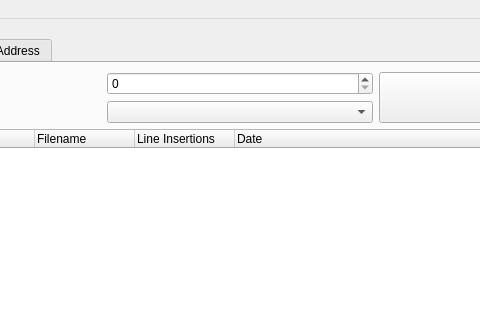
Above: lupv/Resources/ui/main_window.ui from azzamsa/lupv before the change; both pictures show x 259 to 739 and y 0 to 320 of the 1245 by 900 pixel window. Below: the same form after it.
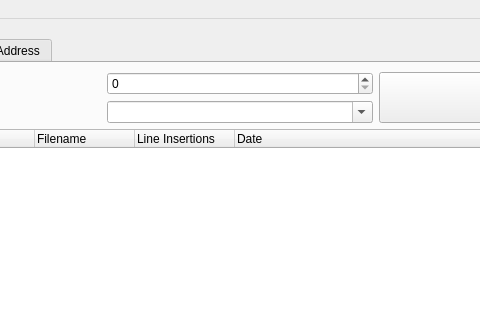
That is the form after the change. The open tabs and pages were chosen to show the change. Icons and pictures are not drawn.

Commit message: Change tabwidget name

Diff of the .ui file:
```diff
--- a/lupv/Resources/ui/main_window.ui
+++ b/lupv/Resources/ui/main_window.ui
@@ -549,7 +549,11 @@
                        <widget class="QSpinBox" name="insertions_limit_spin"/>
                       </item>
                       <item>
-                       <widget class="QComboBox" name="suspect_filename_combo"/>
+                       <widget class="QComboBox" name="suspect_filename_combo">
+                        <property name="editable">
+                         <bool>true</bool>
+                        </property>
+                       </widget>
                       </item>
                      </layout>
                     </item>
```
Left out of the diff: 8 changed lines with no effect on the pictures.
